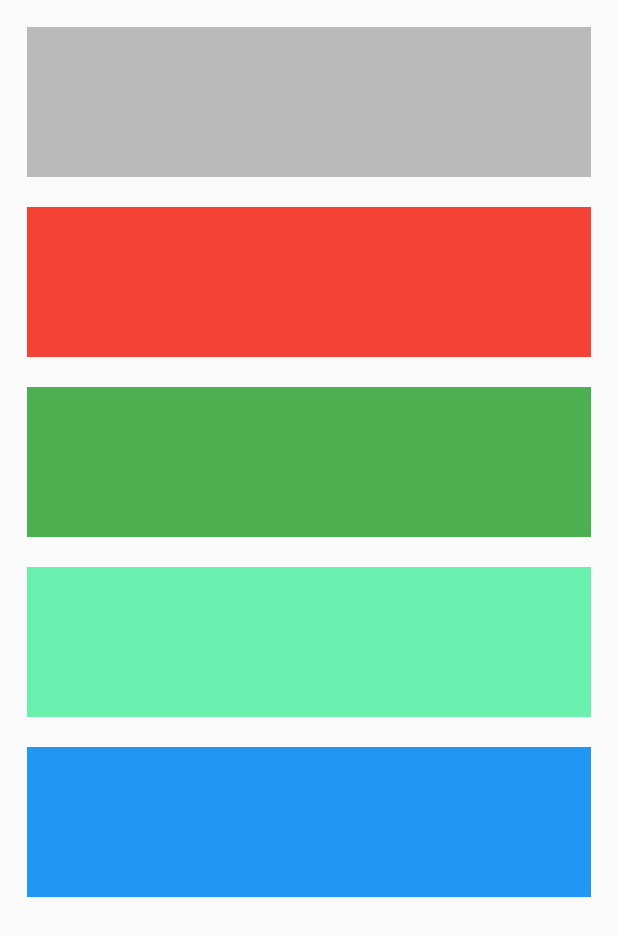
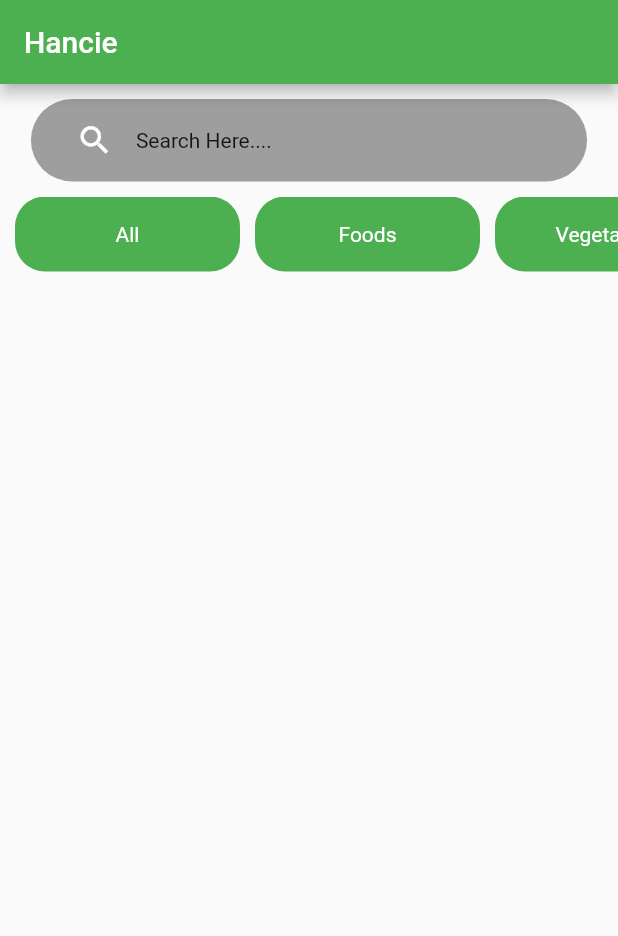
Before and after one commit to Hancie123/flutter_practice, a Flutter app: the screen it shows after launch, on a phone screen of 412 x 824 dp. Shown: the top 936 px of the screen. Run offline on Flutter 3.47's test engine with Material 2 defaults, Android fonts, the phone set to English and light mode, and no system bars.

Commit message:
commit change

```diff
--- a/lib/main.dart
+++ b/lib/main.dart
@@ -1,15 +1,88 @@
-import "package:demo/layouts/rowscolumn.dart";
-import "package:demo/ui/dashboard.dart";
-import "package:demo/ui/home.dart";
-import "package:demo/ui/login.dart";
-import "package:demo/widgets/MyScrollView.dart";
 import "package:flutter/material.dart";
 
 void main(List<String> args) {
   runApp(
     MaterialApp(
-      home: MyScrollView(),
+      home: MyDashboard(),
       debugShowCheckedModeBanner: false,
     ),
   );
 }
+
+textcard1(String txt) {
+  return Container(
+    margin: EdgeInsets.only(left: 10),
+    height: 50,
+    width: 150,
+    decoration: BoxDecoration(
+        color: Colors.green, borderRadius: BorderRadius.circular(20)),
+    child: Center(
+      child: Text(
+        txt,
+        style: TextStyle(color: Colors.white),
+      ),
+    ),
+  );
+}
+
+class MyDashboard extends StatelessWidget {
+  MyDashboard({super.key});
+
+  @override
+  Widget build(BuildContext context) {
+    var screenwidth = MediaQuery.of(context).size.width;
+    var screenheight = MediaQuery.of(context).size.height;
+
+    return Scaffold(
+      appBar: AppBar(
+        title: Text("Hancie"),
+        backgroundColor: Colors.green,
+      ),
+      body: Column(
+        children: [
+          Row(
+            mainAxisAlignment: MainAxisAlignment.center,
+            children: [
+              Padding(
+                padding: const EdgeInsets.all(10.0),
+                child: Container(
+                  width: screenwidth * 0.9,
+                  decoration: BoxDecoration(
+                      color: Colors.grey,
+                      borderRadius: BorderRadius.circular(50)),
+                  child: Padding(
+                    padding: const EdgeInsets.all(15.0),
+                    child: Row(
+                      children: const [
+                        Padding(
+                          padding: EdgeInsets.only(left: 15, right: 15),
+                          child: Icon(
+                            Icons.search,
+                            size: 25,
+                            color: Colors.white,
+                          ),
+                        ),
+                        Text("Search Here....")
+                      ],
+                    ),
+                  ),
+                ),
+              )
+            ],
+          ),
+          SingleChildScrollView(
+            scrollDirection: Axis.horizontal,
+            child: Row(
+              mainAxisAlignment: MainAxisAlignment.spaceEvenly,
+              children: [
+                textcard1("All"),
+                textcard1("Foods"),
+                textcard1("Vegetables")
+              ],
+            ),
+          )
+        ],
+      ),
+    );
+  }
+}
--- a/lib/ui/dashboard.dart
+++ b/lib/ui/dashboard.dart
@@ -12,9 +12,7 @@ class Dashboard extends StatelessWidget {
   Widget build(BuildContext context) {
     return Scaffold(
       appBar: AppBar(title: Text("My AppBar")),
-
-      body: MyInkWell(),
-
+      body: Column(),
     );
   }
 }
```
Also changed, not shown: 2 other files.
